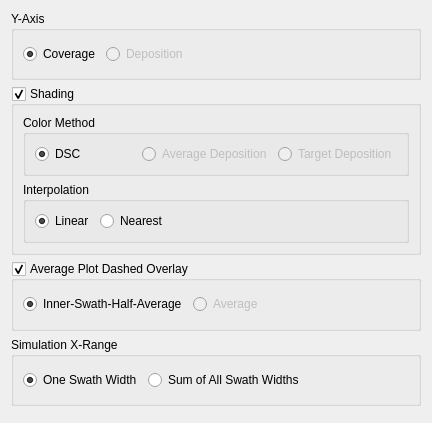
This is resources/cardPlotOptions.ui in gill14/AccuPatt as Qt 5 draws it before an edit. The edited form follows.
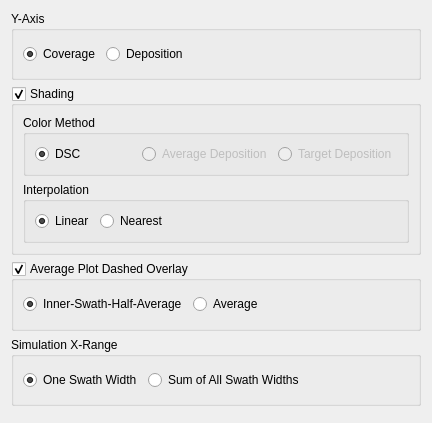
This is the edited form.

Patch:
```diff
--- a/resources/cardPlotOptions.ui
+++ b/resources/cardPlotOptions.ui
@@ -39,7 +39,7 @@
       <item>
        <widget class="QRadioButton" name="rb_deposition">
         <property name="enabled">
-         <bool>false</bool>
+         <bool>true</bool>
         </property>
         <property name="text">
          <string>Deposition</string>
@@ -177,7 +177,7 @@
       <item>
        <widget class="QRadioButton" name="rb_average_value">
         <property name="enabled">
-         <bool>false</bool>
+         <bool>true</bool>
         </property>
         <property name="text">
          <string>Average</string>
```
